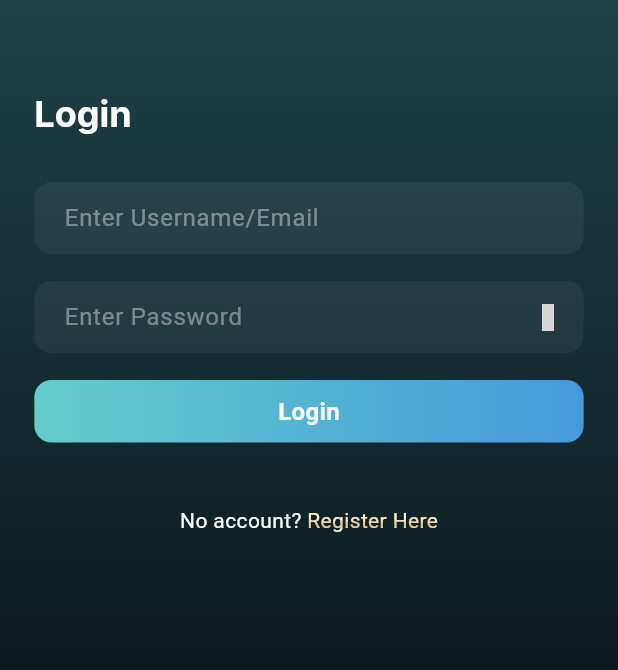
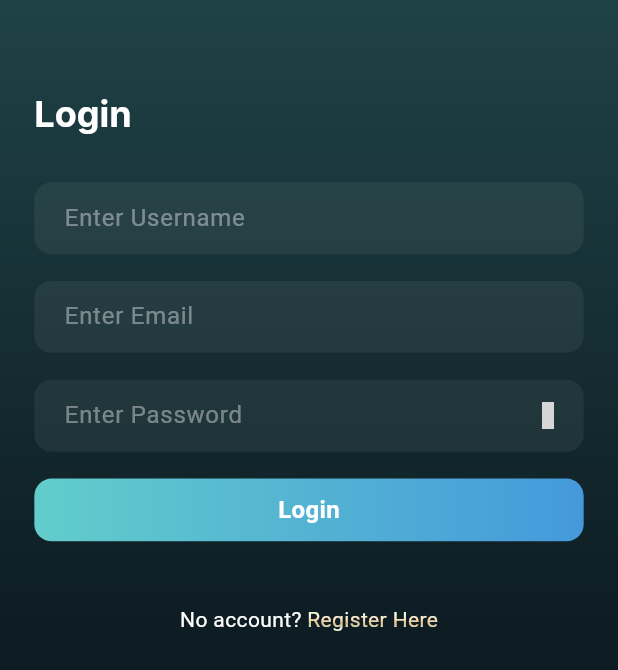
Before and after one commit to zalviandyr/youapp_frontend, a Flutter app: the screen it shows after launch, on a phone screen of 412 x 824 dp. Shown: the top 670 px of the screen. Run offline on Flutter 3.47's test engine with Material 3 defaults, Android fonts, the phone set to English and light mode, and no system bars; drawn by our look-alikes of flutter_form_builder, simple_gradient_text; our stand-ins replace dio, equatable, flutter_bloc, flutter_screenutil, flutter_smart_dialog, fluttericon and 4 more; missing offline and left inert: simple_chips_input; grey boxes are pictures that could not be loaded.

Commit message:
feat: integrate login

```diff
--- a/lib/auth/blocs/event_state/auth_event.dart
+++ b/lib/auth/blocs/event_state/auth_event.dart
@@ -3,6 +3,21 @@ import 'package:equatable/equatable.dart';
 abstract class AuthEvent extends Equatable {
   @override
   List<Object?> get props => [];
+}
+
+class AuthLogin extends AuthEvent {
+  final String email;
+  final String username;
+  final String password;
+
+  AuthLogin({
+    required this.email,
+    required this.username,
+    required this.password,
+  });
+
+  @override
+  List<Object?> get props => [email, username, password];
 }
 
 class AuthRegister extends AuthEvent {
--- a/lib/auth/blocs/event_state/auth_state.dart
+++ b/lib/auth/blocs/event_state/auth_state.dart
@@ -13,4 +13,8 @@ class AuthRegisterSuccess extends AuthState {}
 
 class AuthRegisterFailed extends AuthState {}
 
+class AuthLoginSuccess extends AuthState {}
+
+class AuthLoginFailed extends AuthState {}
+
 class AuthError extends AuthState {}
--- a/lib/auth/screens/login_screen.dart
+++ b/lib/auth/screens/login_screen.dart
@@ -1,7 +1,11 @@
 import 'package:flutter/material.dart';
+import 'package:flutter_bloc/flutter_bloc.dart';
+import 'package:flutter_form_builder/flutter_form_builder.dart';
 import 'package:flutter_screenutil/flutter_screenutil.dart';
+import 'package:flutter_smart_dialog/flutter_smart_dialog.dart';
 import 'package:go_router/go_router.dart';
 import 'package:simple_gradient_text/simple_gradient_text.dart';
+import 'package:youapp_frontend/auth/auth.dart';
 import 'package:youapp_frontend/core/core.dart';
 
 class LoginScreen extends StatefulWidget {
@@ -12,20 +16,67 @@ class LoginScreen extends StatefulWidget {
 }
 
 class _LoginScreenState extends State<LoginScreen> {
+  final GlobalKey<FormBuilderState> _formKey = GlobalKey();
+  late AuthBloc _authBloc;
+
+  @override
+  initState() {
+    _authBloc = BlocProvider.of(context);
+
+    super.initState();
+  }
+
   void _toRegister() => context.push(AppRoute.register);
 
   void _loginAction() {
-    context.pushReplacement(AppRoute.profile);
+    if (_formKey.currentState!.saveAndValidate()) {
+      String email = _formKey.currentState!.value['email'];
+      String username = _formKey.currentState!.value['username'];
+      String password = _formKey.currentState!.value['password'];
+
+      _authBloc.add(AuthLogin(
+        email: email,
+        username: username,
+        password: password,
+      ));
+
+      // context.pushReplacement(AppRoute.profile);
+    }
+  }
+
+  void _authListener(BuildContext context, AuthState state) {
+    if (state is AuthLoading) {
+      SmartDialog.showLoading();
+    }
+
+    if (state is AuthLoginSuccess ||
+        state is AuthLoginFailed ||
+        state is AuthError) {
+      if (state is AuthLoginSuccess) {
+        showSnackbar('User has been logged in successfully');
+
+        context.pushReplacement(AppRoute.profile);
+      }
+
+      if (state is AuthLoginFailed) {
+        showSnackbar('User not found', isError: true);
+      }
+
+      SmartDialog.dismiss();
+    }
   }
 
   @override
   Widget build(BuildContext context) {
-    return GradientScaffold(
-      body: ListView(
-        padding: EdgeInsets.only(top: 50.h),
-        children: [
-          Column(
-            crossAxisAlignment: CrossAxisAlignment.start,
+    return BlocListener<AuthBloc, AuthState>(
+      listener: _authListener,
+      child: GradientScaffold(
+        body: FormBuilder(
+          key: _formKey,
+          child: ListView(
+            padding: EdgeInsets.only(top: 50.h),
+            shrinkWrap: true,
+            physics: const NeverScrollableScrollPhysics(),
             children: [
               Text(
                 'Login',
@@ -34,7 +85,13 @@ class _LoginScreenState extends State<LoginScreen> {
               SizedBox(height: 25.h),
               const InputField(
                 name: 'username',
-                hintText: 'Enter Username/Email',
+                hintText: 'Enter Username',
+              ),
+              SizedBox(height: 15.h),
+              const InputField(
+                name: 'email',
+                hintText: 'Enter Email',
+                type: InputFieldType.email,
               ),
               SizedBox(height: 15.h),
               const InputField(
@@ -64,7 +121,7 @@ class _LoginScreenState extends State<LoginScreen> {
               ),
             ],
           ),
-        ],
+        ),
       ),
     );
   }
--- a/lib/core/services/auth_service.dart
+++ b/lib/core/services/auth_service.dart
@@ -3,6 +3,22 @@ import 'package:youapp_frontend/core/core.dart';
 
 class AuthService {
   static final Dio client = App.instance.client;
+
+  static Future<String?> login({
+    required String email,
+    required String username,
+    required String password,
+  }) async {
+    Response response = await client.post('/login', data: {
+      'email': email,
+      'username': username,
+      'password': password,
+    });
+
+    Map<String, dynamic> data = response.data;
+
+    return data['access_token'];
+  }
 
   static Future<bool> register({
     required String email,
```
Also changed, not shown: lib/auth/blocs/auth_bloc.dart (+23 -0 lines).
